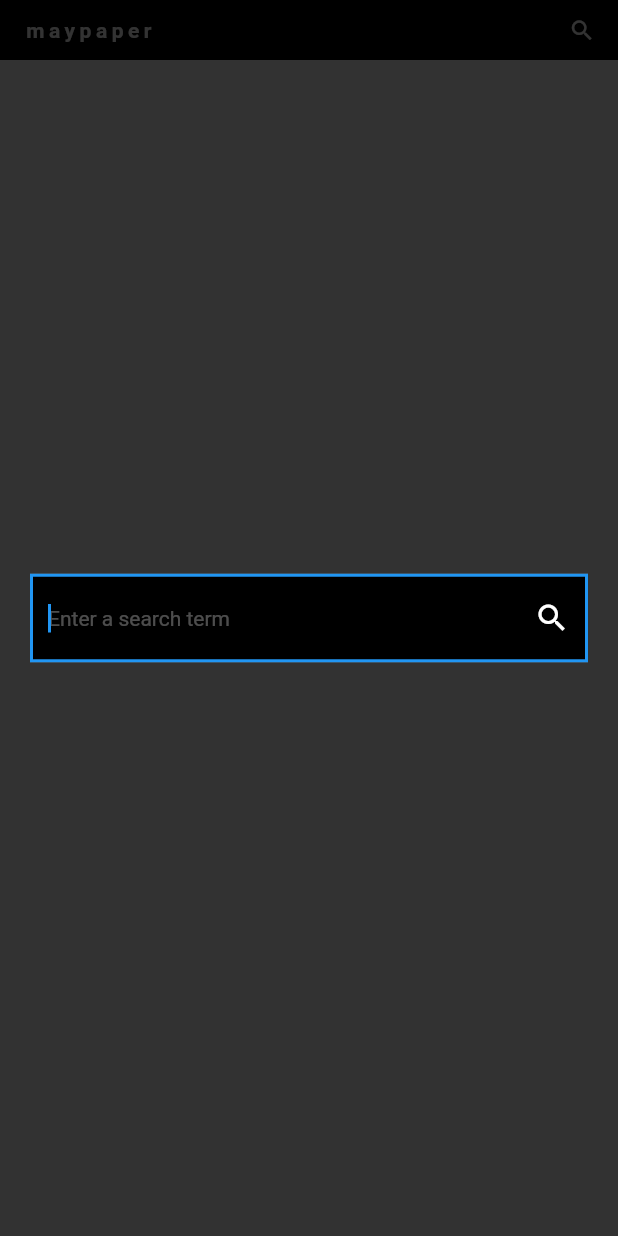
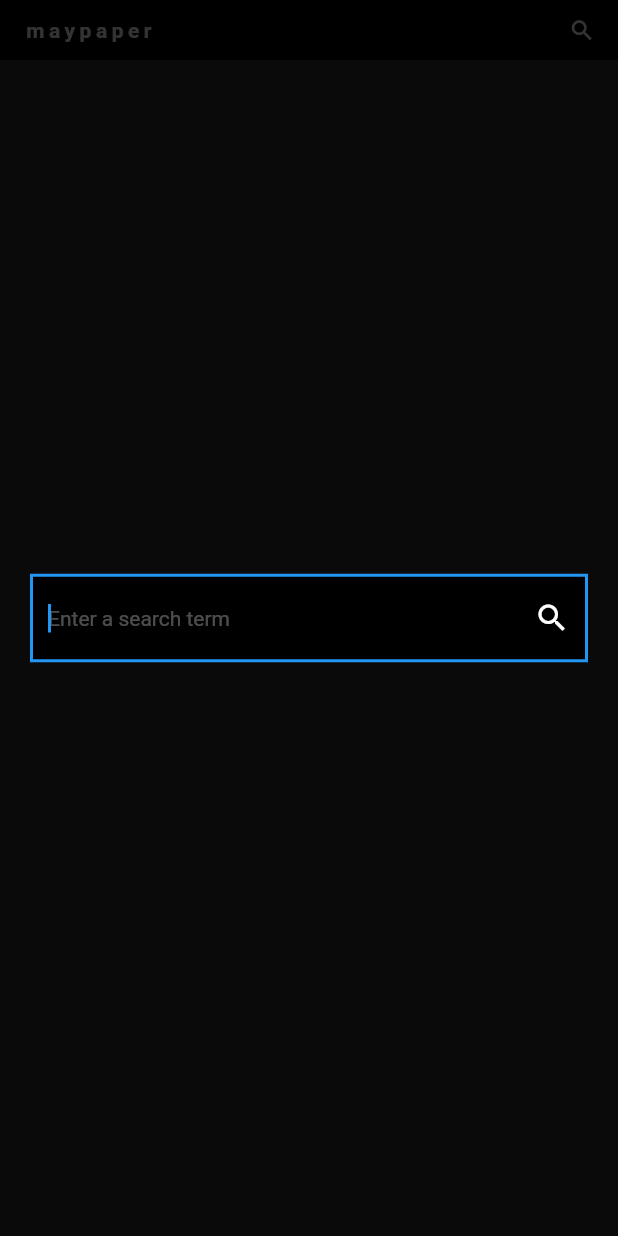
Before and after one commit to tuzkituan/maypaper, a Flutter app: the screen it shows after launch, after a tap on the "search" icon, on a phone screen of 412 x 824 dp. Run offline on Flutter 3.47's test engine with Material 2 defaults, Android fonts, the phone set to English and light mode, and no system bars; our stand-ins replace cached_network_image, dio, permission_handler, shared_preferences; network calls fail.

Commit message:
theme mode

```diff
--- a/lib/main.dart
+++ b/lib/main.dart
@@ -58,13 +58,13 @@ class _MyAppState extends State<MyApp> {
       ],
       child: Builder(
         builder: (context) {
-          final isDark = Provider.of<ThemeModel>(context).isDark;
+          // final isDark = Provider.of<ThemeModel>(context).isDark;
 
           return MaterialApp(
             debugShowCheckedModeBanner: false,
             title: 'MAYPAPER',
             scaffoldMessengerKey: snackbarKey,
-            themeMode: isDark ? ThemeMode.dark : ThemeMode.light,
+            themeMode: ThemeMode.dark,
             theme: ThemeData.light(),
             darkTheme: ThemeData.dark(),
             home: const HomeLayout(),
--- a/lib/models/theme_model.dart
+++ b/lib/models/theme_model.dart
@@ -16,7 +16,7 @@ class ThemePreferences {
 }
 
 class ThemeModel extends ChangeNotifier {
-  late bool _isDark;
+  late bool _isDark = true;
   late ThemePreferences _preferences;
   bool get isDark => _isDark;
 
```
